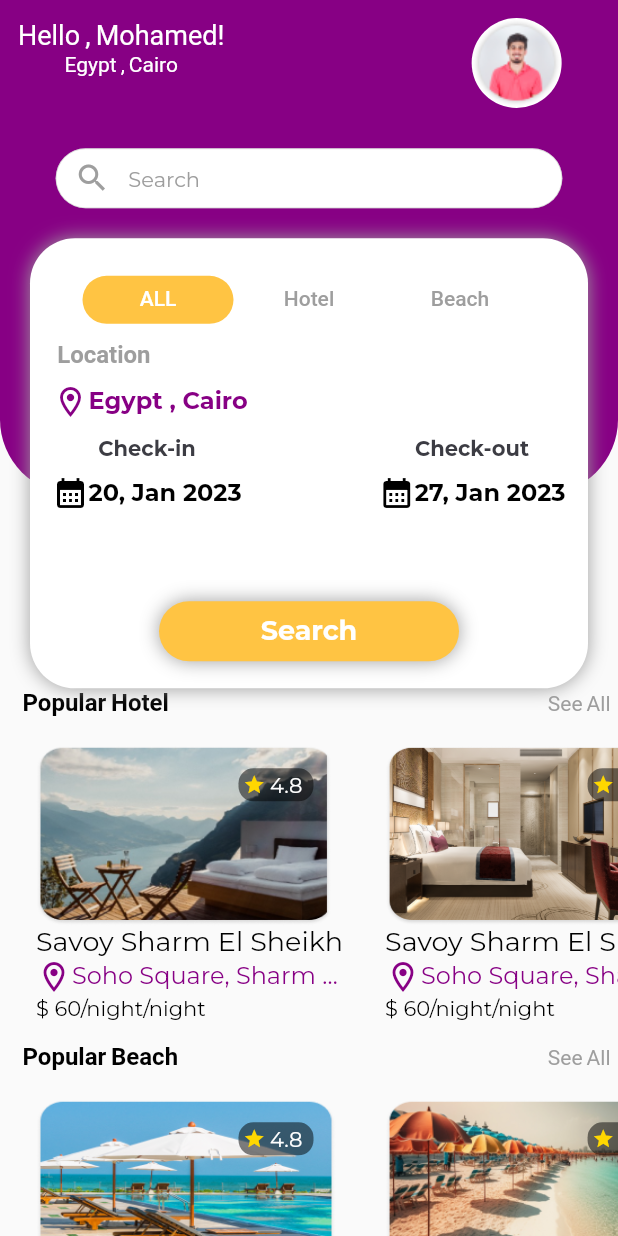
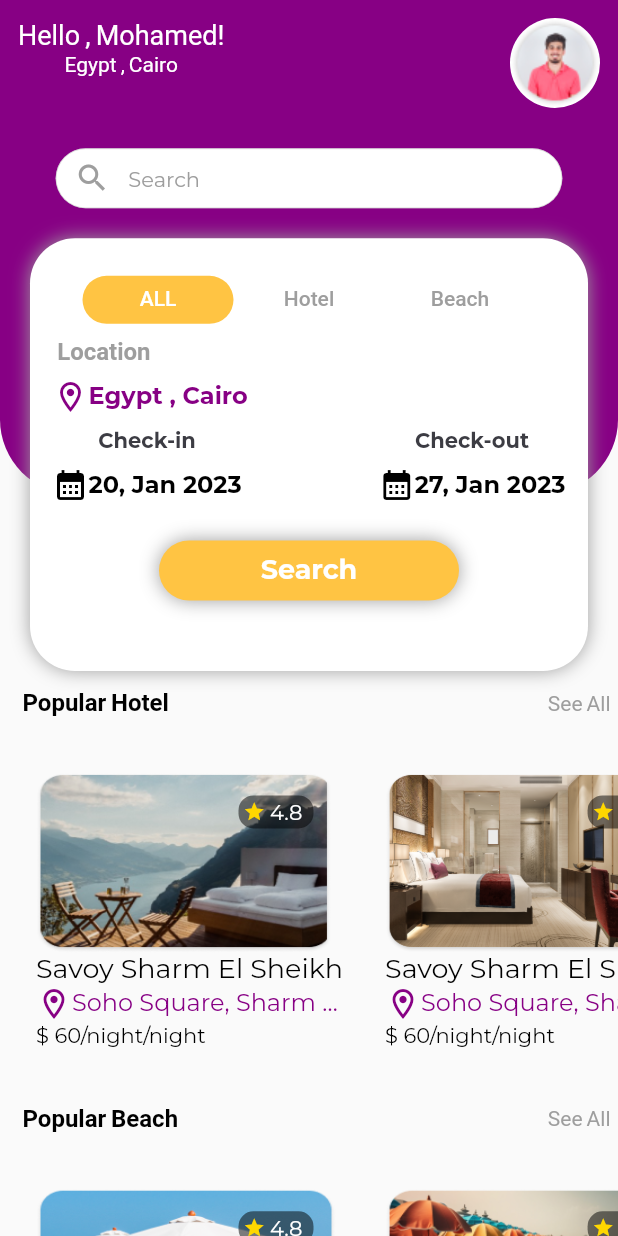
Before and after one commit to Nora-2/hotel-booking, a Flutter app: the MainHomeScreen screen opened directly, on a phone screen of 412 x 824 dp. Run offline on Flutter 3.47's test engine with Material 2 defaults, Android fonts, the phone set to English and light mode, and no system bars; our stand-ins replace bottom_navy_bar, dio, flutter_bloc, flutter_rating_bar, font_awesome_flutter, go_router and 2 more.

Commit message:
make app more responsive

```diff
--- a/lib/Features/Booking/presentation/views/bookingPayment_screen.dart
+++ b/lib/Features/Booking/presentation/views/bookingPayment_screen.dart
@@ -196,8 +196,8 @@ class _bookingPymentState extends State<bookingPyment> {
                       Padding(
                         padding: const EdgeInsets.symmetric(horizontal: 110),
                         child: Container(
-                          width: 300,
-                          height: 40,
+                         width: size.width*.5,
+                height: size.height*.05,
                           decoration: BoxDecoration(
                               color: Color(0xffFFC443),
                               borderRadius: BorderRadius.circular(10),
--- a/lib/Features/Explore/presentation/views/all.dart
+++ b/lib/Features/Explore/presentation/views/all.dart
@@ -14,6 +14,7 @@ class _allState extends State<all> {
   @override
   Widget build(BuildContext context) {
     return ListView.builder(
+    physics: NeverScrollableScrollPhysics(),
       shrinkWrap: true,
       itemBuilder: (context, index) => Padding(
         padding: const EdgeInsets.only(bottom: 10),
--- a/lib/Features/Explore/presentation/views/beach.dart
+++ b/lib/Features/Explore/presentation/views/beach.dart
@@ -11,7 +11,7 @@ class beach extends StatelessWidget {
   Widget build(BuildContext context) {
     return ListView.builder(
       shrinkWrap: true,
-
+       physics: NeverScrollableScrollPhysics(),
       itemBuilder: (context, index) => Padding(
         padding: const EdgeInsets.only(bottom:10.0),
         child: itembuilder(
--- a/lib/Features/Explore/presentation/views/hotel.dart
+++ b/lib/Features/Explore/presentation/views/hotel.dart
@@ -9,6 +9,7 @@ class hotel extends StatelessWidget {
   @override
   Widget build(BuildContext context) {
     return ListView.builder(
+        physics: NeverScrollableScrollPhysics(),
       shrinkWrap: true,
       itemBuilder: (context, index) => Padding(
         padding: const EdgeInsets.only(bottom:10.0),
--- a/lib/Features/Explore/presentation/views/widgets/customsearchwithtabbar.dart
+++ b/lib/Features/Explore/presentation/views/widgets/customsearchwithtabbar.dart
@@ -20,9 +20,7 @@ class searchandtabbar extends StatelessWidget {
       ),
       SizedBox(height: size.height * 0.02),
       CustomSearchBox(size: size),
-      SizedBox(
-        height: 10,
-      ),
+      SizedBox(height: size.height * 0.03),
       CustomTabBar(
         c: _tabcontroller,
       ),
--- a/lib/Features/home/presentation/views/homeAllTab.dart
+++ b/lib/Features/home/presentation/views/homeAllTab.dart
@@ -39,7 +39,7 @@ class HomeAllTab extends StatelessWidget {
           ),
         ),
         SizedBox(
-          height: size.height * 0.25,
+          height: size.height * 0.3,
           child: ListView.builder(
             shrinkWrap: true,
             scrollDirection: Axis.horizontal,
@@ -77,7 +77,7 @@ class HomeAllTab extends StatelessWidget {
           ),
         ),
         SizedBox(
-          height: size.height * 0.25,
+          height: size.height * 0.3,
           child: ListView.builder(
             shrinkWrap: true,
             scrollDirection: Axis.horizontal,
--- a/lib/Features/home/presentation/views/homeBeachTab.dart
+++ b/lib/Features/home/presentation/views/homeBeachTab.dart
@@ -14,7 +14,7 @@ class HomeBeachTab extends StatelessWidget {
     return Column(
       children: [
         Container(
-            height: size.height*.3,
+             height: size.height*.35,
         ),
 
         Padding(
@@ -42,7 +42,7 @@ class HomeBeachTab extends StatelessWidget {
           ),
         ),
         SizedBox(
-            height: size.height * 0.25,
+            height: size.height * 0.3,
           child: ListView.builder(
             shrinkWrap: true,
             scrollDirection: Axis.horizontal,
--- a/lib/Features/home/presentation/views/homeHotelTab.dart
+++ b/lib/Features/home/presentation/views/homeHotelTab.dart
@@ -41,7 +41,7 @@ class HomeHotelTab extends StatelessWidget {
           ),
         ),
         SizedBox(
-          height: size.height * 0.25,
+          height: size.height * 0.3,
           child: ListView.builder(
             shrinkWrap: true,
             scrollDirection: Axis.horizontal,
--- a/lib/Features/home/presentation/views/homeScreen.dart
+++ b/lib/Features/home/presentation/views/homeScreen.dart
@@ -52,7 +52,7 @@ class _MainHomeScreenState extends State<MainHomeScreen>
                             crossAxisAlignment: CrossAxisAlignment.start,
                             children: [
                               SizedBox(
-                                height: size.height *3,
+                                height: size.height *1,
                                 child: TabBarView(
                                   controller: _tabcontroller,
                                   children: [
@@ -73,7 +73,7 @@ class _MainHomeScreenState extends State<MainHomeScreen>
                 Padding(
                   padding: const EdgeInsets.all(20.0),
                   child: Container(
-                    height: 300,
+                    height:  size.height*.35,
                     width: double.infinity,
                     decoration: BoxDecoration(
                       color: Colors.white,
@@ -96,7 +96,7 @@ class _MainHomeScreenState extends State<MainHomeScreen>
                             ),
                           ),
                           SizedBox(
-                            height: 10,
+                            height: size.height*.01,
                           ),
                           Align(
                             alignment: Alignment.centerLeft,
@@ -110,7 +110,7 @@ class _MainHomeScreenState extends State<MainHomeScreen>
                             ),
                           ),
                           SizedBox(
-                            height: 10,
+                            height: size.height*.01,
                           ),
                           Row(
                             children: [
@@ -131,7 +131,7 @@ class _MainHomeScreenState extends State<MainHomeScreen>
                             ],
                           ),
                           SizedBox(
-                            height: 10,
+                            height: size.height*.01,
                           ),
                           Row(
                             mainAxisAlignment: MainAxisAlignment.spaceBetween,
@@ -145,7 +145,7 @@ class _MainHomeScreenState extends State<MainHomeScreen>
                             ],
                           ),
                           SizedBox(
-                            height: 60,
+                           height: size.height*.03,
                           ),
                           custombuttonsearch()
                         ],
--- a/lib/Features/home/presentation/views/widgets/topprofile.dart
+++ b/lib/Features/home/presentation/views/widgets/topprofile.dart
@@ -12,7 +12,7 @@ class topProfile extends StatelessWidget {
 
   @override
   Widget build(BuildContext context) {
-      Size size = MediaQuery.of(context).size;
+      // Size size = MediaQuery.of(context).size;
     return Container(
       height: height,
       width: double.infinity,
@@ -25,7 +25,7 @@ class topProfile extends StatelessWidget {
       child: Padding(
         padding: const EdgeInsets.all(12.0),
         child: Row(
-          mainAxisAlignment: MainAxisAlignment.start,
+          mainAxisAlignment: MainAxisAlignment.spaceBetween,
           crossAxisAlignment: CrossAxisAlignment.start,
           children: [
             Column(
@@ -48,9 +48,7 @@ class topProfile extends StatelessWidget {
                 )
               ],
             ),
-            SizedBox(
-              width: size.width *.4,
-            ),
+
             CircleAvatar(
               backgroundColor: Colors.white,
               radius: 30,
--- a/lib/Features/registration/presentation/views/widgets/forgetpassword_screen.dart
+++ b/lib/Features/registration/presentation/views/widgets/forgetpassword_screen.dart
@@ -13,6 +13,7 @@ class forgetpassScreen extends StatelessWidget {
   final _formKey = GlobalKey<FormState>();
   @override
   Widget build(BuildContext context) {
+        Size size = MediaQuery.of(context).size;
     return Scaffold(
         extendBodyBehindAppBar: true,
         appBar: AppBar(
@@ -84,8 +85,9 @@ class forgetpassScreen extends StatelessWidget {
                       ),
                       Center(
                         child: CustomButton(
-                            width: 200,
-                            height: 100,
+                            width: size.width*.5,
+                height: size.height*.05,
+
                             onPressed: () {
                               if (_formKey.currentState!.validate()) {
                                 customSnackBar(context,
```
Also changed, not shown: lib/Features/Explore/presentation/views/exploreView.dart (+6 -4 lines), lib/Features/Explore/presentation/views/widgets/customItembuilder.dart (+13 -4 lines), lib/Features/Explore/presentation/views/widgets/customtop.dart (+8 -13 lines), lib/Features/Favourite/presentation/views/favouriteScreen.dart (+12 -12 lines), lib/Features/Favourite/presentation/views/widgets/custom favbuilder.dart (+13 -6 lines), lib/Features/payment/presentation/views/widgets/pymentViewBody.dart (+16 -41 lines).
